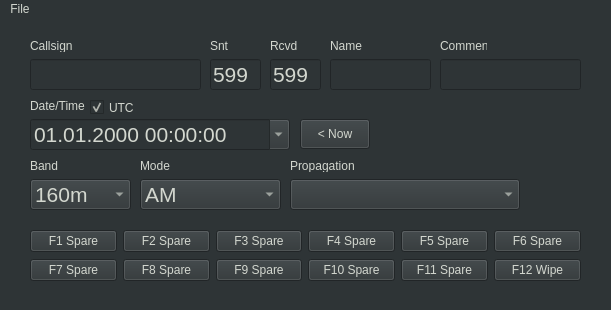
This is Sources/U2.Suite/logger/ui/LoggerMainWindow.ui in ut8uu/U2.Suite.Python as Qt 5 draws it before an edit. The edited form follows.
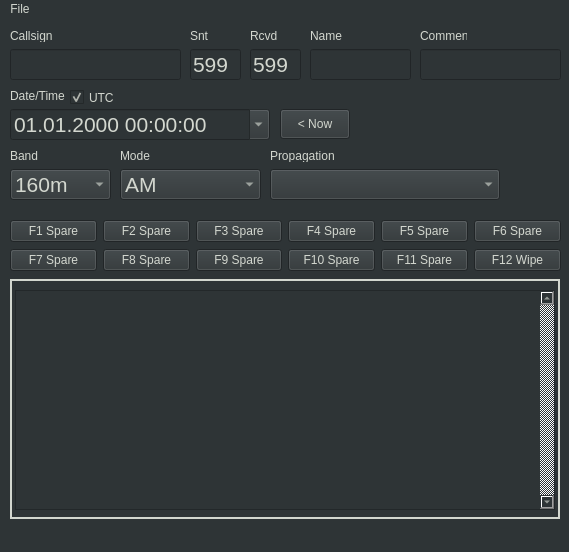
This is the edited form.

Diff of the .ui file:
```diff
--- a/Sources/U2.Suite/logger/ui/LoggerMainWindow.ui
+++ b/Sources/U2.Suite/logger/ui/LoggerMainWindow.ui
@@ -6,8 +6,8 @@
    <rect>
     <x>0</x>
     <y>0</y>
-    <width>611</width>
-    <height>310</height>
+    <width>569</width>
+    <height>552</height>
    </rect>
   </property>
   <property name="windowTitle">
@@ -20,8 +20,8 @@
    <widget class="QLabel" name="lblCallsign">
     <property name="geometry">
      <rect>
-      <x>30</x>
-      <y>20</y>
+      <x>10</x>
+      <y>10</y>
       <width>47</width>
       <height>13</height>
      </rect>
@@ -33,8 +33,8 @@
    <widget class="QLineEdit" name="tbCallsign">
     <property name="geometry">
      <rect>
-      <x>30</x>
-      <y>40</y>
+      <x>10</x>
+      <y>30</y>
       <width>171</width>
       <height>31</height>
      </rect>
@@ -51,8 +51,8 @@
    <widget class="QLabel" name="lblSent">
     <property name="geometry">
      <rect>
-      <x>210</x>
-      <y>20</y>
+      <x>190</x>
+      <y>10</y>
       <width>47</width>
       <height>13</height>
      </rect>
@@ -64,8 +64,8 @@
    <widget class="QLineEdit" name="tbSnt">
     <property name="geometry">
      <rect>
-      <x>210</x>
-      <y>40</y>
+      <x>190</x>
+      <y>30</y>
       <width>51</width>
       <height>31</height>
      </rect>
@@ -82,8 +82,8 @@
    <widget class="QLabel" name="lblRcvd">
     <property name="geometry">
      <rect>
-      <x>270</x>
-      <y>20</y>
+      <x>250</x>
+      <y>10</y>
       <width>47</width>
       <height>13</height>
      </rect>
@@ -95,8 +95,8 @@
    <widget class="QLineEdit" name="tbRcv">
     <property name="geometry">
      <rect>
-      <x>270</x>
-      <y>40</y>
+      <x>250</x>
+      <y>30</y>
       <width>51</width>
       <height>31</height>
      </rect>
@@ -113,8 +113,8 @@
    <widget class="QLabel" name="lblName">
     <property name="geometry">
      <rect>
-      <x>330</x>
-      <y>20</y>
+      <x>310</x>
+      <y>10</y>
       <width>47</width>
       <height>13</height>
      </rect>
@@ -126,8 +126,8 @@
    <widget class="QLineEdit" name="tbName">
     <property name="geometry">
      <rect>
-      <x>330</x>
-      <y>40</y>
+      <x>310</x>
+      <y>30</y>
       <width>101</width>
       <height>31</height>
      </rect>
@@ -144,8 +144,8 @@
    <widget class="QLabel" name="lblComment">
     <property name="geometry">
      <rect>
-      <x>440</x>
-      <y>20</y>
+      <x>420</x>
+      <y>10</y>
       <width>47</width>
       <height>13</height>
      </rect>
@@ -157,8 +157,8 @@
    <widget class="QLineEdit" name="tbComment">
     <property name="geometry">
      <rect>
-      <x>440</x>
-      <y>40</y>
+      <x>420</x>
+      <y>30</y>
       <width>141</width>
       <height>31</height>
      </rect>
@@ -175,8 +175,8 @@
    <widget class="QLabel" name="lblBand">
     <property name="geometry">
      <rect>
-      <x>30</x>
-      <y>140</y>
+      <x>10</x>
+      <y>130</y>
       <width>47</width>
       <height>13</height>
      </rect>
@@ -188,8 +188,8 @@
    <widget class="QLabel" name="lblMode">
     <property name="geometry">
      <rect>
-      <x>140</x>
-      <y>140</y>
+      <x>120</x>
+      <y>130</y>
       <width>47</width>
       <height>13</height>
      </rect>
@@ -201,8 +201,8 @@
    <widget class="QComboBox" name="cbBand">
     <property name="geometry">
      <rect>
-      <x>30</x>
-      <y>160</y>
+      <x>10</x>
+      <y>150</y>
       <width>101</width>
       <height>31</height>
      </rect>
@@ -286,8 +286,8 @@
    <widget class="QComboBox" name="cbMode">
     <property name="geometry">
      <rect>
-      <x>140</x>
-      <y>160</y>
+      <x>120</x>
+      <y>150</y>
       <width>141</width>
       <height>31</height>
      </rect>
@@ -339,8 +339,8 @@
     </property>
     <property name="geometry">
      <rect>
-      <x>30</x>
-      <y>100</y>
+      <x>10</x>
+      <y>90</y>
       <width>260</width>
       <height>31</height>
      </rect>
@@ -378,8 +378,8 @@
    <widget class="QLabel" name="lblDateTime">
     <property name="geometry">
      <rect>
-      <x>30</x>
-      <y>80</y>
+      <x>10</x>
+      <y>70</y>
       <width>60</width>
       <height>13</height>
      </rect>
@@ -391,8 +391,8 @@
    <widget class="QCheckBox" name="cbUtc">
     <property name="geometry">
      <rect>
-      <x>90</x>
-      <y>80</y>
+      <x>70</x>
+      <y>70</y>
       <width>51</width>
       <height>17</height>
      </rect>
@@ -407,8 +407,8 @@
    <widget class="QWidget" name="layoutWidget">
     <property name="geometry">
      <rect>
-      <x>30</x>
-      <y>210</y>
+      <x>10</x>
+      <y>200</y>
       <width>551</width>
       <height>54</height>
      </rect>
@@ -503,8 +503,8 @@
    <widget class="QComboBox" name="cbPropagation">
     <property name="geometry">
      <rect>
-      <x>290</x>
-      <y>160</y>
+      <x>270</x>
+      <y>150</y>
       <width>230</width>
       <height>31</height>
      </rect>
@@ -593,8 +593,8 @@
    <widget class="QLabel" name="lblPropagation">
     <property name="geometry">
      <rect>
-      <x>290</x>
-      <y>140</y>
+      <x>270</x>
+      <y>130</y>
       <width>70</width>
       <height>13</height>
      </rect>
@@ -606,8 +606,8 @@
    <widget class="QPushButton" name="btnNow">
     <property name="geometry">
      <rect>
-      <x>300</x>
-      <y>100</y>
+      <x>280</x>
+      <y>90</y>
       <width>70</width>
       <height>30</height>
      </rect>
@@ -616,13 +616,80 @@
      <string>&lt; Now</string>
     </property>
    </widget>
+   <widget class="QFrame" name="frame_2">
+    <property name="geometry">
+     <rect>
+      <x>10</x>
+      <y>260</y>
+      <width>550</width>
+      <height>240</height>
+     </rect>
+    </property>
+    <property name="font">
+     <font>
+      <family>Courier</family>
+      <pointsize>12</pointsize>
+      <weight>75</weight>
+      <bold>true</bold>
+     </font>
+    </property>
+    <property name="frameShape">
+     <enum>QFrame::WinPanel</enum>
+    </property>
+    <property name="frameShadow">
+     <enum>QFrame::Plain</enum>
+    </property>
+    <widget class="QListWidget" name="listLog">
+     <property name="geometry">
+      <rect>
+       <x>5</x>
+       <y>11</y>
+       <width>540</width>
+       <height>220</height>
+      </rect>
+     </property>
+     <property name="font">
+      <font>
+       <family>JetBrains Mono</family>
+       <pointsize>11</pointsize>
+       <weight>50</weight>
+       <bold>false</bold>
+      </font>
+     </property>
+     <property name="focusPolicy">
+      <enum>Qt::NoFocus</enum>
+     </property>
+     <property name="styleSheet">
+      <string notr="true">alternate-background-color: rgb(66, 66, 66);
+</string>
+     </property>
+     <property name="verticalScrollBarPolicy">
+      <enum>Qt::ScrollBarAlwaysOn</enum>
+     </property>
+     <property name="horizontalScrollBarPolicy">
+      <enum>Qt::ScrollBarAlwaysOff</enum>
+     </property>
+     <property name="sizeAdjustPolicy">
+      <enum>QAbstractScrollArea::AdjustToContents</enum>
+     </property>
+     <property name="editTriggers">
+      <set>QAbstractItemView::DoubleClicked</set>
+     </property>
+     <property name="showDropIndicator" stdset="0">
+      <bool>false</bool>
+     </property>
+     <property name="alternatingRowColors">
+      <bool>true</bool>
+     </property>
+    </widget>
+   </widget>
   </widget>
   <widget class="QMenuBar" name="menubar">
    <property name="geometry">
     <rect>
      <x>0</x>
      <y>0</y>
-     <width>611</width>
+     <width>569</width>
      <height>21</height>
     </rect>
    </property>
```
